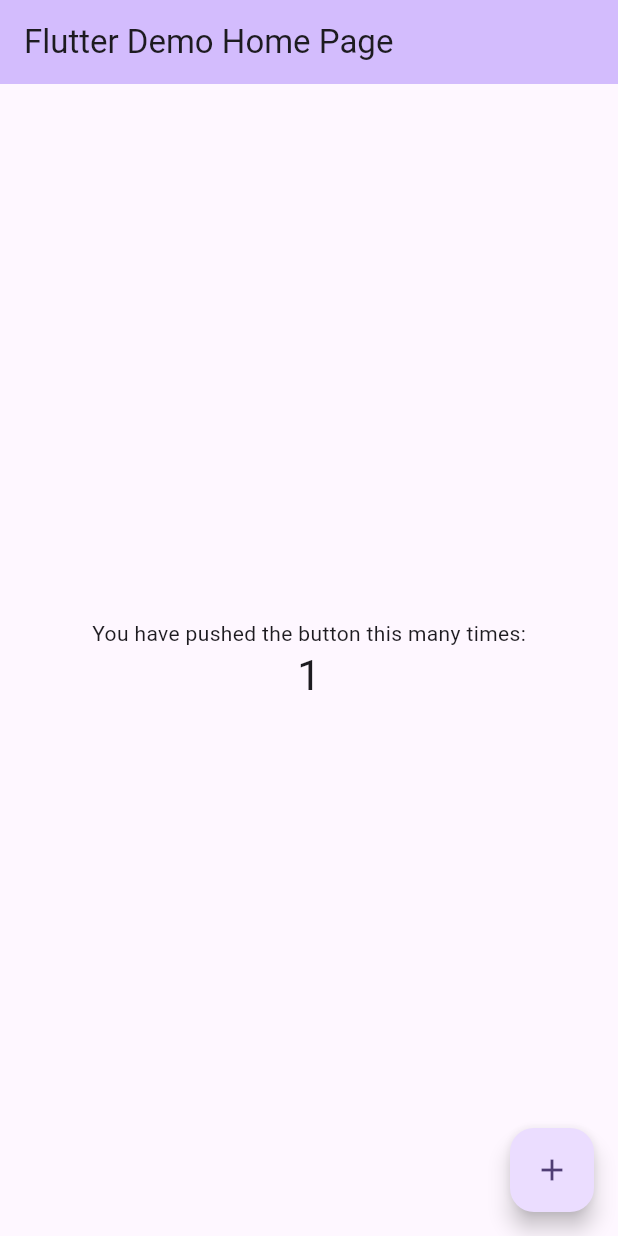
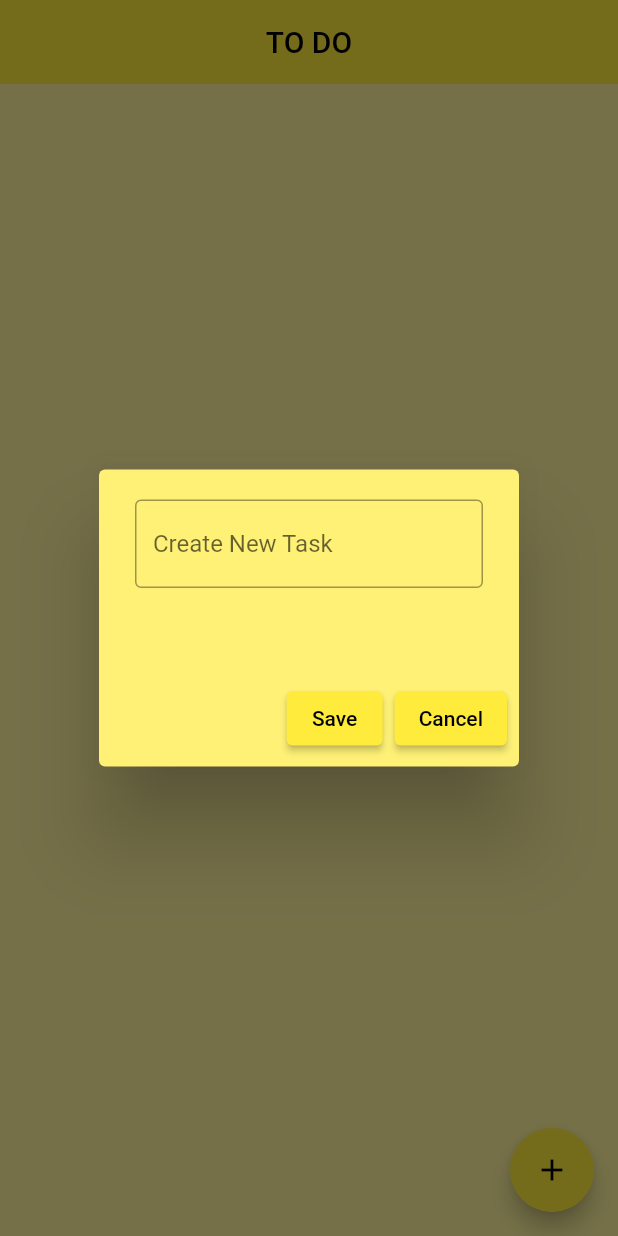
Before and after one commit to BasharatSahito/Todo-List-App, a Flutter app: the screen it shows after launch, after a tap on the "add" icon, on a phone screen of 412 x 824 dp. Run offline on Flutter 3.47's test engine with Material 2 defaults, Android fonts, the phone set to English and light mode, and no system bars; our stand-ins replace flutter_slidable, hive, hive_flutter; accounts and stored records are empty.

Commit message:
Application Created Successfully with HIVE DB without Proivder

```diff
--- /dev/null
+++ b/lib/database/hive_db.dart
@@ -0,0 +1,14 @@
+import 'package:hive/hive.dart';
+
+class HiveDb {
+  final _box = Hive.box("myBox");
+  List todoList = [];
+
+  void getData() {
+    todoList = _box.get("TODOLIST");
+  }
+
+  void saveNewTask(List<dynamic> newList) {
+    _box.put("TODOLIST", todoList);
+  }
+}
--- a/lib/main.dart
+++ b/lib/main.dart
@@ -1,125 +1,24 @@
 import 'package:flutter/material.dart';
+import 'package:hive_flutter/hive_flutter.dart';
+import 'package:todo_list/pages/homepage.dart';
 
-void main() {
+void main() async {
+  await Hive.initFlutter();
+
+  await Hive.openBox('myBox');
   runApp(const MyApp());
 }
 
 class MyApp extends StatelessWidget {
   const MyApp({super.key});
 
-  // This widget is the root of your application.
   @override
   Widget build(BuildContext context) {
     return MaterialApp(
+      debugShowCheckedModeBanner: false,
       title: 'Flutter Demo',
-      theme: ThemeData(
-        // This is the theme of your application.
-        //
-        // TRY THIS: Try running your application with "flutter run". You'll see
-        // the application has a blue toolbar. Then, without quitting the app,
-        // try changing the seedColor in the colorScheme below to Colors.green
-        // and then invoke "hot reload" (save your changes or press the "hot
-        // reload" button in a Flutter-supported IDE, or press "r" if you used
-        // the command line to start the app).
-        //
-        // Notice that the counter didn't reset back to zero; the application
-        // state is not lost during the reload. To reset the state, use hot
-        // restart instead.
-        //
-        // This works for code too, not just values: Most code changes can be
-        // tested with just a hot reload.
-        colorScheme: ColorScheme.fromSeed(seedColor: Colors.deepPurple),
-        useMaterial3: true,
-      ),
-      home: const MyHomePage(title: 'Flutter Demo Home Page'),
+      theme: ThemeData(primarySwatch: Colors.yellow),
+      home: const HomePage(),
     );
   }
 }
-
-class MyHomePage extends StatefulWidget {
-  const MyHomePage({super.key, required this.title});
-
-  // This widget is the home page of your application. It is stateful, meaning
-  // that it has a State object (defined below) that contains fields that affect
-  // how it looks.
-
-  // This class is the configuration for the state. It holds the values (in this
-  // case the title) provided by the parent (in this case the App widget) and
-  // used by the build method of the State. Fields in a Widget subclass are
-  // always marked "final".
-
-  final String title;
-
-  @override
-  State<MyHomePage> createState() => _MyHomePageState();
-}
-
-class _MyHomePageState extends State<MyHomePage> {
-  int _counter = 0;
-
-  void _incrementCounter() {
-    setState(() {
-      // This call to setState tells the Flutter framework that something has
-      // changed in this State, which causes it to rerun the build method below
-      // so that the display can reflect the updated values. If we changed
-      // _counter without calling setState(), then the build method would not be
-      // called again, and so nothing would appear to happen.
-      _counter++;
-    });
-  }
-
-  @override
-  Widget build(BuildContext context) {
-    // This method is rerun every time setState is called, for instance as done
-    // by the _incrementCounter method above.
-    //
-    // The Flutter framework has been optimized to make rerunning build methods
-    // fast, so that you can just rebuild anything that needs updating rather
-    // than having to individually change instances of widgets.
-    return Scaffold(
-      appBar: AppBar(
-        // TRY THIS: Try changing the color here to a specific color (to
-        // Colors.amber, perhaps?) and trigger a hot reload to see the AppBar
-        // change color while the other colors stay the same.
-        backgroundColor: Theme.of(context).colorScheme.inversePrimary,
-        // Here we take the value from the MyHomePage object that was created by
-        // the App.build method, and use it to set our appbar title.
-        title: Text(widget.title),
-      ),
-      body: Center(
-        // Center is a layout widget. It takes a single child and positions it
-        // in the middle of the parent.
-        child: Column(
-          // Column is also a layout widget. It takes a list of children and
-          // arranges them vertically. By default, it sizes itself to fit its
-          // children horizontally, and tries to be as tall as its parent.
-          //
-          // Column has various properties to control how it sizes itself and
-          // how it positions its children. Here we use mainAxisAlignment to
-          // center the children vertically; the main axis here is the vertical
-          // axis because Columns are vertical (the cross axis would be
-          // horizontal).
-          //
-          // TRY THIS: Invoke "debug painting" (choose the "Toggle Debug Paint"
-          // action in the IDE, or press "p" in the console), to see the
-          // wireframe for each widget.
-          mainAxisAlignment: MainAxisAlignment.center,
-          children: <Widget>[
-            const Text(
-              'You have pushed the button this many times:',
-            ),
-            Text(
-              '$_counter',
-              style: Theme.of(context).textTheme.headlineMedium,
-            ),
-          ],
-        ),
-      ),
-      floatingActionButton: FloatingActionButton(
-        onPressed: _incrementCounter,
-        tooltip: 'Increment',
-        child: const Icon(Icons.add),
-      ), // This trailing comma makes auto-formatting nicer for build methods.
-    );
-  }
-}
--- /dev/null
+++ b/lib/pages/homepage.dart
@@ -0,0 +1,114 @@
+import 'package:flutter/material.dart';
+import 'package:hive/hive.dart';
+import 'package:todo_list/database/hive_db.dart';
+import 'package:todo_list/utils/dialog_box.dart';
+import 'package:todo_list/utils/todo_tile.dart';
+
+class HomePage extends StatefulWidget {
+  const HomePage({Key? key}) : super(key: key);
+
+  @override
+  State<HomePage> createState() => _HomePageState();
+}
+
+class _HomePageState extends State<HomePage> {
+  final _box = Hive.box("myBox");
+  HiveDb db = HiveDb();
+  @override
+  void initState() {
+    super.initState();
+    initialData();
+  }
+
+  bool initialData() {
+    bool value;
+    List<dynamic>? todoList = _box.get("TODOLIST");
+    if (todoList == null || todoList.isEmpty) {
+      value = false;
+    } else {
+      value = true;
+      db.getData();
+    }
+    return value;
+  }
+
+  void checkBoxChanged(int index) {
+    setState(() {
+      db.todoList[index][1] = !db.todoList[index][1];
+    });
+    db.saveNewTask(db.todoList);
+  }
+
+  TextEditingController controller = TextEditingController();
+
+  void saveNewTask() {
+    if (controller.text.isEmpty) {
+      ScaffoldMessenger.of(context).showSnackBar(const SnackBar(
+        content: Text(
+          "Please Write a Todo Task Name",
+          style: TextStyle(color: Colors.white),
+        ),
+      ));
+    } else {
+      setState(() {
+        db.todoList.add([controller.text.toString(), false]);
+        controller.clear();
+      });
+      db.saveNewTask(db.todoList);
+      Navigator.of(context).pop();
+    }
+  }
+
+  void createTask() {
+    showDialog(
+      context: context,
+      builder: (context) {
+        return DialogBox(
+          controller: controller,
+          saveNewTask: saveNewTask,
+        );
+      },
+    );
+  }
+
+  void deleteTask(int index) {
+    setState(() {
+      db.todoList.removeAt(index);
+    });
+    db.saveNewTask(db.todoList);
+  }
+
+  @override
+  Widget build(BuildContext context) {
+    return Scaffold(
+      appBar: AppBar(
+        title: const Text("TO DO"),
+        centerTitle: true,
+        elevation: 0,
+      ),
+      backgroundColor: Colors.yellow[200],
+      body: initialData() == false
+          ? const Center(
+              child: Text(
+                "Create New Task",
+                style: TextStyle(fontSize: 17),
+              ),
+            )
+          : ListView.builder(
+              itemCount: db.todoList.length,
+              itemBuilder: (context, index) {
+                return TodoTile(
+                  tileTitle: db.todoList[index][0],
+                  taskCompleted: db.todoList[index][1],
+                  onChanged: (value) => checkBoxChanged(index),
+                  deleteTask: (value) => deleteTask(index),
+                );
+              },
+            ),
+      floatingActionButton: FloatingActionButton(
+        onPressed: () => createTask(),
+        child: const Icon(Icons.add),
+      ),
+    );
+  }
+}
--- /dev/null
+++ b/lib/utils/dialog_box.dart
@@ -0,0 +1,41 @@
+import 'package:flutter/material.dart';
+import 'package:todo_list/utils/my_button.dart';
+
+// ignore: must_be_immutable
+class DialogBox extends StatefulWidget {
+  TextEditingController controller;
+  VoidCallback saveNewTask;
+  DialogBox({super.key, required this.controller, required this.saveNewTask});
+  @override
+  State<DialogBox> createState() => _DialogBoxState();
+}
+
+class _DialogBoxState extends State<DialogBox> {
+  @override
+  Widget build(BuildContext context) {
+    return AlertDialog(
+      backgroundColor: Colors.yellow[300],
+      content: SizedBox(
+        height: 90,
+        child: TextField(
+          controller: widget.controller,
+          decoration: const InputDecoration(
+              hintText: "Create New Task", border: OutlineInputBorder()),
+        ),
+      ),
+      actions: [
+        MyButton(
+            btnTitle: "Save",
+            onPressed: () {
+              widget.saveNewTask();
+            }),
+        MyButton(
+            btnTitle: "Cancel",
+            onPressed: () {
+              widget.controller.clear();
+              Navigator.of(context).pop();
+            }),
+      ],
+    );
+  }
+}
--- /dev/null
+++ b/lib/utils/my_button.dart
@@ -0,0 +1,21 @@
+import 'package:flutter/material.dart';
+
+// ignore: must_be_immutable
+class MyButton extends StatefulWidget {
+  String btnTitle;
+  VoidCallback onPressed;
+  MyButton({super.key, required this.btnTitle, required this.onPressed});
+
+  @override
+  State<MyButton> createState() => _MyButtonState();
+}
+
+class _MyButtonState extends State<MyButton> {
+  @override
+  Widget build(BuildContext context) {
+    return ElevatedButton(
+      onPressed: () => widget.onPressed(),
+      child: Text(widget.btnTitle),
+    );
+  }
+}
```
Also changed, not shown: lib/utils/todo_tile.dart (added, +70 -0 lines), pubspec.yaml (+8 -17 lines), pubspec.lock, 1 other file.
